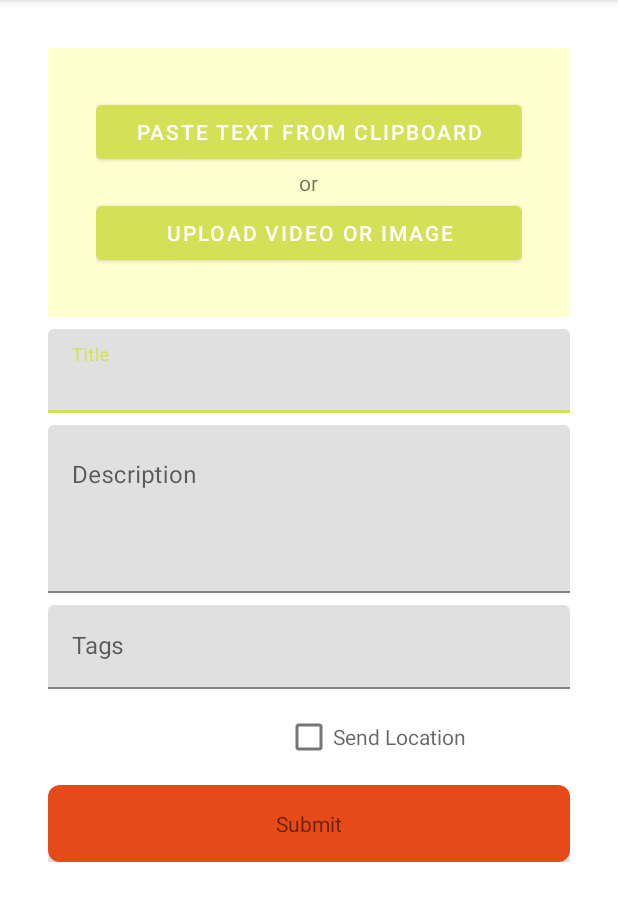
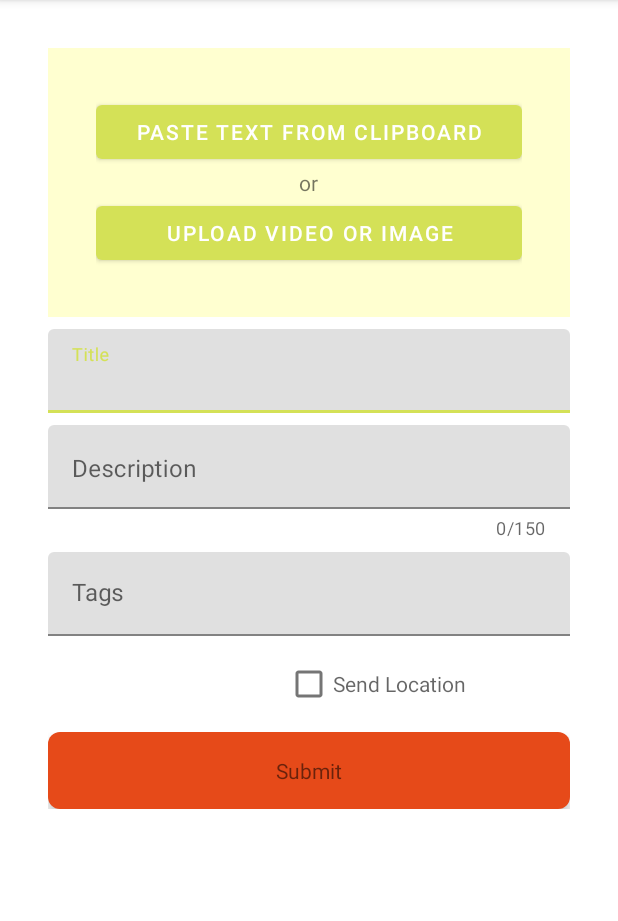
Before and after one commit to tattle-made/tattle-android, an Android app: the screen it shows after launch (LandingActivity), on a phone screen of 412 x 824 dp, the part 84-1005 px from its top. Run offline under Robolectric (Android 15) with nearby library versions, the phone set to English and light mode, and no system bars; our stand-ins replace ButterKnife, Firebase (no records; nobody signed in at launch, a user with empty details on screens opened directly).

```diff
--- a/app/src/main/res/layout/activity_landing.xml
+++ b/app/src/main/res/layout/activity_landing.xml
@@ -68,13 +68,18 @@
             <android.support.design.widget.TextInputEditText
                 android:layout_width="match_parent"
                 android:layout_height="wrap_content"
-                android:id="@+id/form_title"/>
+                android:id="@+id/form_title"
+                android:imeOptions="actionNext"
+                android:inputType="textCapWords"
+                android:singleLine="true"/>
         </android.support.design.widget.TextInputLayout>
 
         <android.support.design.widget.TextInputLayout
             android:layout_width="match_parent"
             android:layout_height="wrap_content"
             android:layout_marginTop="@dimen/single_margin"
+            app:counterEnabled="true"
+            app:counterMaxLength="150"
             android:hint="Description">
 
             <android.support.design.widget.TextInputEditText
@@ -82,7 +87,10 @@
                 android:layout_height="wrap_content"
                 android:id="@+id/form_description"
                 android:gravity="top"
-                android:lines="4"/>
+                android:lines="4"
+                android:imeOptions="actionNext"
+                android:inputType="textCapWords"
+                android:maxLines="1"/>
         </android.support.design.widget.TextInputLayout>
 
 
@@ -95,7 +103,10 @@
             <android.support.design.widget.TextInputEditText
                 android:layout_width="match_parent"
                 android:layout_height="wrap_content"
-                android:id="@+id/form_tags"/>
+                android:id="@+id/form_tags"
+                android:imeOptions="actionNext"
+                android:inputType="textCapWords"
+                android:singleLine="true"/>
         </android.support.design.widget.TextInputLayout>
 
         <CheckBox android:layout_width="match_parent"
```
